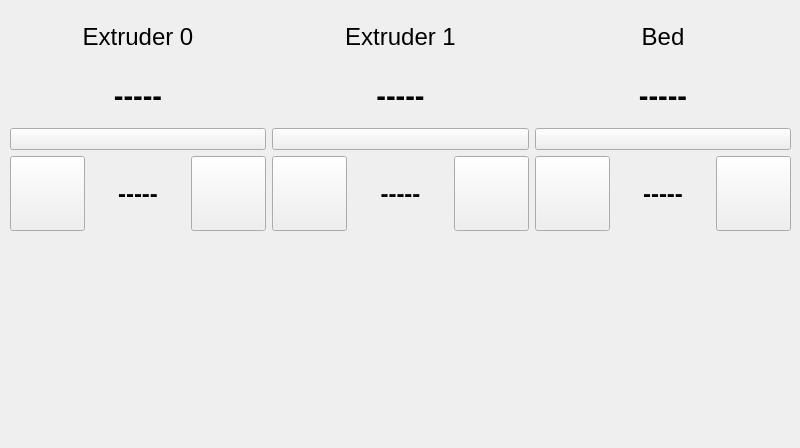
Above: ClientApp/qt/temperaturepage_qt.ui from re3Dprinting/touchscreen before the change. Below: the same form after it.
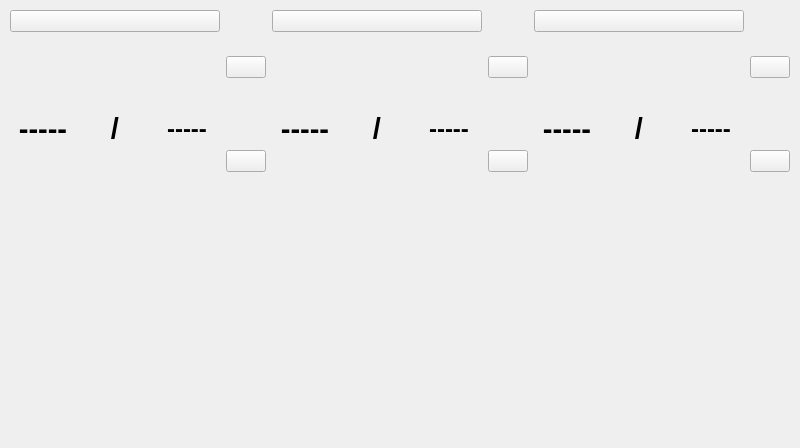
That is the form after the change. Icons and pictures are not drawn.

```diff
--- a/ClientApp/qt/temperaturepage_qt.ui
+++ b/ClientApp/qt/temperaturepage_qt.ui
@@ -19,176 +19,60 @@
   <property name="windowTitle">
    <string>TemperatureWindow</string>
   </property>
-  <widget class="QWidget" name="widget" native="true">
-   <property name="geometry">
-    <rect>
-     <x>20</x>
-     <y>240</y>
-     <width>781</width>
-     <height>181</height>
-    </rect>
+  <layout class="QVBoxLayout" name="verticalLayout_7">
+   <property name="spacing">
+    <number>10</number>
    </property>
-   <layout class="QGridLayout" name="gridLayout">
     <property name="leftMargin">
-     <number>0</number>
+    <number>10</number>
     </property>
     <property name="topMargin">
-     <number>0</number>
+    <number>10</number>
     </property>
     <property name="rightMargin">
-     <number>0</number>
+    <number>10</number>
     </property>
     <property name="bottomMargin">
-     <number>0</number>
-    </property>
-    <property name="spacing">
-     <number>0</number>
-    </property>
-   </layout>
-  </widget>
+    <number>10</number>
+   </property>
+   <item>
   <widget class="QWidget" name="widget_2" native="true">
-   <property name="geometry">
-    <rect>
-     <x>10</x>
-     <y>10</y>
-     <width>781</width>
-     <height>221</height>
-    </rect>
-   </property>
-   <layout class="QVBoxLayout" name="verticalLayout">
+     <layout class="QHBoxLayout" name="horizontalLayout_4">
+      <property name="leftMargin">
+       <number>0</number>
+      </property>
     <property name="topMargin">
      <number>0</number>
     </property>
+      <property name="rightMargin">
+       <number>0</number>
+      </property>
     <property name="bottomMargin">
      <number>0</number>
     </property>
-    <item>
-     <layout class="QHBoxLayout" name="upper">
-      <item>
-       <layout class="QVBoxLayout" name="verticalLayout_4">
-        <item>
-         <widget class="QLabel" name="e0label">
-          <property name="font">
-           <font>
-            <pointsize>18</pointsize>
-           </font>
-          </property>
-          <property name="text">
-           <string>Extruder 0</string>
-          </property>
-          <property name="alignment">
-           <set>Qt::AlignCenter</set>
-          </property>
-         </widget>
-        </item>
-        <item>
-         <widget class="QLabel" name="e0temp">
-          <property name="font">
-           <font>
-            <pointsize>22</pointsize>
-            <weight>75</weight>
-            <bold>true</bold>
-           </font>
-          </property>
-          <property name="text">
-           <string>-----</string>
-          </property>
-          <property name="alignment">
-           <set>Qt::AlignCenter</set>
-          </property>
-         </widget>
-        </item>
-        <item>
-         <widget class="QPushButton" name="e0img">
-          <property name="text">
-           <string/>
-          </property>
-          <property name="icon">
-           <iconset>
-            <normaloff>img/nozzleidle.png</normaloff>img/nozzleidle.png</iconset>
-          </property>
-          <property name="iconSize">
-           <size>
-            <width>75</width>
-            <height>75</height>
-           </size>
-          </property>
-         </widget>
-        </item>
-       </layout>
-      </item>
-      <item>
-       <layout class="QVBoxLayout" name="verticalLayout_3">
-        <item>
-         <widget class="QLabel" name="e1label">
-          <property name="font">
-           <font>
-            <pointsize>18</pointsize>
-           </font>
-          </property>
-          <property name="text">
-           <string>Extruder 1</string>
-          </property>
-          <property name="alignment">
-           <set>Qt::AlignCenter</set>
-          </property>
-         </widget>
-        </item>
-        <item>
-         <widget class="QLabel" name="e1temp">
-          <property name="font">
-           <font>
-            <pointsize>22</pointsize>
-            <weight>75</weight>
-            <bold>true</bold>
-           </font>
-          </property>
-          <property name="text">
-           <string>-----</string>
-          </property>
-          <property name="alignment">
-           <set>Qt::AlignCenter</set>
-          </property>
-         </widget>
-        </item>
-        <item>
-         <widget class="QPushButton" name="e1img">
-          <property name="text">
-           <string/>
-          </property>
-          <property name="icon">
-           <iconset>
-            <normaloff>img/nozzleidle.png</normaloff>img/nozzleidle.png</iconset>
-          </property>
-          <property name="iconSize">
-           <size>
-            <width>75</width>
-            <height>75</height>
-           </size>
-          </property>
-         </widget>
-        </item>
-       </layout>
-      </item>
       <item>
        <layout class="QVBoxLayout" name="verticalLayout_2">
         <item>
-         <widget class="QLabel" name="bedlabel">
-          <property name="font">
-           <font>
-            <pointsize>18</pointsize>
-           </font>
-          </property>
+         <widget class="QPushButton" name="e0img">
           <property name="text">
-           <string>Bed</string>
+           <string/>
           </property>
-          <property name="alignment">
-           <set>Qt::AlignCenter</set>
+          <property name="icon">
+           <iconset resource="img.qrc">
+            <normaloff>:/img/img/Extruder_1.png</normaloff>:/img/img/Extruder_1.png</iconset>
+          </property>
+          <property name="iconSize">
+           <size>
+            <width>100</width>
+            <height>99</height>
+           </size>
           </property>
          </widget>
         </item>
         <item>
-         <widget class="QLabel" name="bedtemp">
+         <layout class="QHBoxLayout" name="horizontalLayout">
+          <item>
+           <widget class="QLabel" name="e0temp">
           <property name="font">
            <font>
             <pointsize>22</pointsize>
@@ -205,50 +89,19 @@
          </widget>
         </item>
         <item>
-         <widget class="QPushButton" name="bedimg">
-          <property name="text">
-           <string/>
-          </property>
-          <property name="icon">
-           <iconset>
-            <normaloff>img/bed_unheated.png</normaloff>img/bed_unheated.png</iconset>
-          </property>
-          <property name="iconSize">
-           <size>
-            <width>75</width>
-            <height>75</height>
-           </size>
-          </property>
-         </widget>
-        </item>
-       </layout>
-      </item>
-     </layout>
-    </item>
-    <item>
-     <layout class="QHBoxLayout" name="lower">
-      <item>
-       <layout class="QHBoxLayout" name="horizontalLayout_6">
-        <item>
-         <widget class="QPushButton" name="w_pushbutton_extruder0_decrement">
-          <property name="maximumSize">
-           <size>
-            <width>75</width>
-            <height>75</height>
-           </size>
-          </property>
+           <widget class="QLabel" name="e0slash">
+            <property name="font">
+             <font>
+              <pointsize>22</pointsize>
+              <weight>75</weight>
+              <bold>true</bold>
+             </font>
+            </property>
           <property name="text">
-           <string/>
-          </property>
-          <property name="icon">
-           <iconset>
-            <normaloff>img/downarrow.png</normaloff>img/downarrow.png</iconset>
-          </property>
-          <property name="iconSize">
-           <size>
-            <width>50</width>
-            <height>50</height>
-           </size>
+             <string>/</string>
+            </property>
+            <property name="alignment">
+             <set>Qt::AlignCenter</set>
           </property>
          </widget>
         </item>
@@ -269,12 +122,27 @@
           </property>
          </widget>
         </item>
+         </layout>
+        </item>
+       </layout>
+      </item>
+      <item>
+       <layout class="QVBoxLayout" name="verticalLayout">
+        <property name="spacing">
+         <number>26</number>
+        </property>
         <item>
          <widget class="QPushButton" name="w_pushbutton_extruder0_increment">
+          <property name="sizePolicy">
+           <sizepolicy hsizetype="Maximum" vsizetype="Maximum">
+            <horstretch>0</horstretch>
+            <verstretch>0</verstretch>
+           </sizepolicy>
+          </property>
           <property name="maximumSize">
            <size>
-            <width>75</width>
-            <height>75</height>
+            <width>16777215</width>
+            <height>16777215</height>
            </size>
           </property>
           <property name="text">
@@ -286,8 +154,37 @@
           </property>
           <property name="iconSize">
            <size>
-            <width>50</width>
-            <height>50</height>
+            <width>60</width>
+            <height>60</height>
+           </size>
+          </property>
+         </widget>
+        </item>
+        <item>
+         <widget class="QPushButton" name="w_pushbutton_extruder0_decrement">
+          <property name="sizePolicy">
+           <sizepolicy hsizetype="Maximum" vsizetype="Maximum">
+            <horstretch>0</horstretch>
+            <verstretch>0</verstretch>
+           </sizepolicy>
+          </property>
+          <property name="maximumSize">
+           <size>
+            <width>16777215</width>
+            <height>16777215</height>
+           </size>
+          </property>
+          <property name="text">
+           <string/>
+          </property>
+          <property name="icon">
+           <iconset resource="img.qrc">
+            <normaloff>:/img/img/Down.png</normaloff>:/img/img/Down.png</iconset>
+          </property>
+          <property name="iconSize">
+           <size>
+            <width>60</width>
+            <height>60</height>
            </size>
           </property>
          </widget>
@@ -295,15 +192,9 @@
        </layout>
       </item>
       <item>
-       <layout class="QHBoxLayout" name="horizontalLayout_5">
+       <layout class="QVBoxLayout" name="verticalLayout_5">
         <item>
-         <widget class="QPushButton" name="w_pushbutton_extruder1_decrement">
-          <property name="maximumSize">
-           <size>
-            <width>75</width>
-            <height>75</height>
-           </size>
-          </property>
+         <widget class="QPushButton" name="e1img">
           <property name="text">
            <string/>
           </property>
@@ -313,9 +204,45 @@
           </property>
           <property name="iconSize">
            <size>
-            <width>50</width>
-            <height>50</height>
+            <width>100</width>
+            <height>99</height>
            </size>
+          </property>
+         </widget>
+        </item>
+        <item>
+         <layout class="QHBoxLayout" name="horizontalLayout_2">
+          <item>
+           <widget class="QLabel" name="e1temp">
+            <property name="font">
+             <font>
+              <pointsize>22</pointsize>
+              <weight>75</weight>
+              <bold>true</bold>
+             </font>
+            </property>
+            <property name="text">
+             <string>-----</string>
+            </property>
+            <property name="alignment">
+             <set>Qt::AlignCenter</set>
+            </property>
+           </widget>
+          </item>
+          <item>
+           <widget class="QLabel" name="e1slash">
+            <property name="font">
+             <font>
+              <pointsize>22</pointsize>
+              <weight>75</weight>
+              <bold>true</bold>
+             </font>
+            </property>
+            <property name="text">
+             <string>/</string>
+            </property>
+            <property name="alignment">
+             <set>Qt::AlignCenter</set>
           </property>
          </widget>
         </item>
@@ -336,12 +263,27 @@
           </property>
          </widget>
         </item>
+         </layout>
+        </item>
+       </layout>
+      </item>
+      <item>
+       <layout class="QVBoxLayout" name="verticalLayout_4">
+        <property name="spacing">
+         <number>26</number>
+        </property>
         <item>
          <widget class="QPushButton" name="w_pushbutton_extruder1_increment">
+          <property name="sizePolicy">
+           <sizepolicy hsizetype="Maximum" vsizetype="Maximum">
+            <horstretch>0</horstretch>
+            <verstretch>0</verstretch>
+           </sizepolicy>
+          </property>
           <property name="maximumSize">
            <size>
-            <width>75</width>
-            <height>75</height>
+            <width>16777215</width>
+            <height>16777215</height>
            </size>
           </property>
           <property name="text">
@@ -353,8 +295,37 @@
           </property>
           <property name="iconSize">
            <size>
-            <width>50</width>
-            <height>50</height>
+            <width>60</width>
+            <height>60</height>
+           </size>
+          </property>
+         </widget>
+        </item>
+        <item>
+         <widget class="QPushButton" name="w_pushbutton_extruder1_decrement">
+          <property name="sizePolicy">
+           <sizepolicy hsizetype="Maximum" vsizetype="Maximum">
+            <horstretch>0</horstretch>
+            <verstretch>0</verstretch>
+           </sizepolicy>
+          </property>
+          <property name="maximumSize">
+           <size>
+            <width>16777215</width>
+            <height>16777215</height>
+           </size>
+          </property>
+          <property name="text">
+           <string/>
+          </property>
+          <property name="icon">
+           <iconset resource="img.qrc">
+            <normaloff>:/img/img/Down.png</normaloff>:/img/img/Down.png</iconset>
+          </property>
+          <property name="iconSize">
+           <size>
+            <width>60</width>
+            <height>60</height>
            </size>
           </property>
          </widget>
@@ -362,15 +333,9 @@
        </layout>
       </item>
       <item>
-       <layout class="QHBoxLayout" name="horizontalLayout_4">
+       <layout class="QVBoxLayout" name="verticalLayout_6">
         <item>
-         <widget class="QPushButton" name="w_pushbutton_bed_decrement">
-          <property name="maximumSize">
-           <size>
-            <width>75</width>
-            <height>75</height>
-           </size>
-          </property>
+         <widget class="QPushButton" name="bedimg">
           <property name="text">
            <string/>
           </property>
@@ -380,9 +345,45 @@
           </property>
           <property name="iconSize">
            <size>
-            <width>50</width>
-            <height>50</height>
+            <width>100</width>
+            <height>99</height>
            </size>
+          </property>
+         </widget>
+        </item>
+        <item>
+         <layout class="QHBoxLayout" name="horizontalLayout_3">
+          <item>
+           <widget class="QLabel" name="bedtemp">
+            <property name="font">
+             <font>
+              <pointsize>22</pointsize>
+              <weight>75</weight>
+              <bold>true</bold>
+             </font>
+            </property>
+            <property name="text">
+             <string>-----</string>
+            </property>
+            <property name="alignment">
+             <set>Qt::AlignCenter</set>
+            </property>
+           </widget>
+          </item>
+          <item>
+           <widget class="QLabel" name="bedslash">
+            <property name="font">
+             <font>
+              <pointsize>22</pointsize>
+              <weight>75</weight>
+              <bold>true</bold>
+             </font>
+            </property>
+            <property name="text">
+             <string>/</string>
+            </property>
+            <property name="alignment">
+             <set>Qt::AlignCenter</set>
           </property>
          </widget>
         </item>
@@ -403,12 +404,27 @@
           </property>
          </widget>
         </item>
+         </layout>
+        </item>
+       </layout>
+      </item>
+      <item>
+       <layout class="QVBoxLayout" name="verticalLayout_3">
+        <property name="spacing">
+         <number>26</number>
+        </property>
         <item>
          <widget class="QPushButton" name="w_pushbutton_bed_increment">
+          <property name="sizePolicy">
+           <sizepolicy hsizetype="Maximum" vsizetype="Maximum">
+            <horstretch>0</horstretch>
+            <verstretch>0</verstretch>
+           </sizepolicy>
+          </property>
           <property name="maximumSize">
            <size>
-            <width>75</width>
-            <height>75</height>
+            <width>16777215</width>
+            <height>16777215</height>
            </size>
           </property>
           <property name="text">
@@ -420,38 +436,28 @@
           </property>
           <property name="iconSize">
            <size>
-            <width>50</width>
-            <height>50</height>
+            <width>60</width>
+            <height>60</height>
            </size>
           </property>
          </widget>
         </item>
-       </layout>
-      </item>
-     </layout>
-    </item>
-   </layout>
-  </widget>
-  <widget class="QPushButton" name="pushbutton_back">
-   <property name="geometry">
-    <rect>
-     <x>5</x>
-     <y>347</y>
-     <width>90</width>
-     <height>90</height>
-    </rect>
+        <item>
+         <widget class="QPushButton" name="w_pushbutton_bed_decrement">
+          <property name="sizePolicy">
+           <sizepolicy hsizetype="Maximum" vsizetype="Maximum">
+            <horstretch>0</horstretch>
+            <verstretch>0</verstretch>
+           </sizepolicy>
    </property>
    <property name="maximumSize">
     <size>
-     <width>100</width>
-     <height>100</height>
-    </size>
-   </property>
-   <property name="styleSheet">
-    <string notr="true">QPushButton { background: rgba(255,255,255,0); outline: none; border: none; } QPushButton:checked{background: rgba(255,255,255,0); outline: none; border: none;} QPushButton:pressed { background: rgba(0,0,0,0.1); outline: none; border: none; }</string>
-   </property>
+            <width>16777215</width>
+            <height>16777215</height>
+           </size>
+          </property>
    <property name="text">
-    <string notr="true"/>
+           <string/>
    </property>
    <property name="icon">
     <iconset>
@@ -459,11 +465,39 @@
    </property>
    <property name="iconSize">
     <size>
-     <width>100</width>
-     <height>100</height>
+            <width>60</width>
+            <height>60</height>
     </size>
    </property>
   </widget>
+        </item>
+       </layout>
+      </item>
+     </layout>
+    </widget>
+   </item>
+   <item>
+    <widget class="QWidget" name="widget" native="true">
+     <layout class="QGridLayout" name="gridLayout">
+      <property name="leftMargin">
+       <number>0</number>
+      </property>
+      <property name="topMargin">
+       <number>0</number>
+      </property>
+      <property name="rightMargin">
+       <number>0</number>
+      </property>
+      <property name="bottomMargin">
+       <number>0</number>
+      </property>
+      <property name="spacing">
+       <number>0</number>
+      </property>
+     </layout>
+    </widget>
+   </item>
+  </layout>
  </widget>
   <resources>
   <include location="img.qrc"/>
```
Left out of the diff: 24 changed lines with no effect on the pictures. Lines whose indentation alone changed are shown as unchanged.
